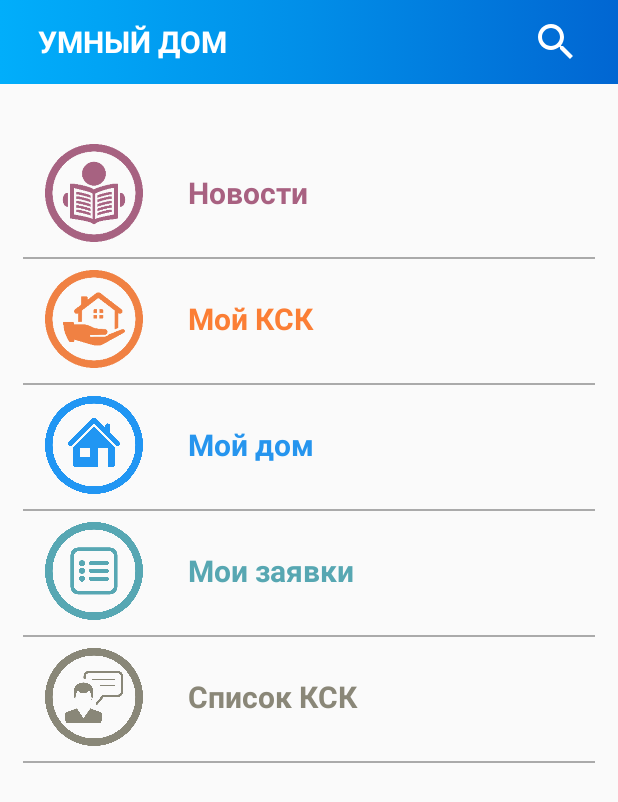
After one commit to damirbaisalov/smart-home-app, an Android app: the MenuActivity screen opened directly, with no data from a screen before it, on a phone screen of 412 x 824 dp. The commit adds this screen. Shown: the top 802 px of the screen. Run offline under Robolectric (Android 15) with nearby library versions, the phone set to English and light mode, and no system bars.

Commit message:
MainActivity + MenuActivity

```diff
--- a/app/src/main/AndroidManifest.xml
+++ b/app/src/main/AndroidManifest.xml
@@ -9,6 +9,7 @@
         android:roundIcon="@mipmap/ic_launcher_round"
         android:supportsRtl="true"
         android:theme="@style/Theme.SmartHomeApp">
+        <activity android:name=".MenuActivity" />
         <activity android:name=".MainActivity">
             <intent-filter>
                 <action android:name="android.intent.action.MAIN" />
--- a/app/src/main/java/kz/bfgroup/smarthomeapp/MainActivity.kt
+++ b/app/src/main/java/kz/bfgroup/smarthomeapp/MainActivity.kt
@@ -1,11 +1,20 @@
 package kz.bfgroup.smarthomeapp
 
+import android.content.Intent
 import androidx.appcompat.app.AppCompatActivity
 import android.os.Bundle
+import android.widget.Button
 
 class MainActivity : AppCompatActivity() {
     override fun onCreate(savedInstanceState: Bundle?) {
         super.onCreate(savedInstanceState)
         setContentView(R.layout.activity_main)
+
+        val startButton : Button = findViewById(R.id.start_button)
+        startButton.setOnClickListener {
+            val intent = Intent(this,MenuActivity::class.java)
+            startActivity(intent)
+            finish()
+        }
     }
 }
--- /dev/null
+++ b/app/src/main/java/kz/bfgroup/smarthomeapp/MenuActivity.kt
@@ -0,0 +1,11 @@
+package kz.bfgroup.smarthomeapp
+
+import androidx.appcompat.app.AppCompatActivity
+import android.os.Bundle
+
+class MenuActivity : AppCompatActivity() {
+    override fun onCreate(savedInstanceState: Bundle?) {
+        super.onCreate(savedInstanceState)
+        setContentView(R.layout.activity_menu)
+    }
+}
--- a/app/src/main/res/drawable/bg_activity_main_circular_button.xml
+++ /dev/null
@@ -1,29 +0,0 @@
-<?xml version="1.0" encoding="utf-8"?>
-
-<selector xmlns:android="http://schemas.android.com/apk/res/android">
-    <item>
-        <layer-list>
-            <item>
-                <shape android:shape="oval">
-                    <gradient
-                        android:startColor="@color/white"
-                        android:endColor="@color/white"
-
-                        android:gradientRadius="31dp"
-                        android:type="radial"
-                        />
-                </shape>
-            </item>
-            <item android:top="4dp" android:left="4dp" android:right="4dp" android:bottom="4dp">
-                <shape android:shape="oval">
-                    <size android:width="55dp"
-                        android:height="55dp"/>
-                    <solid android:color="@color/button_color" />
-                </shape>
-            </item>
-
-
-        </layer-list>
-    </item>
-
-</selector>
--- a/app/src/main/res/drawable/bg_activity_main_round_layout.xml
+++ /dev/null
@@ -1,20 +0,0 @@
-<?xml version="1.0" encoding="utf-8"?>
-<layer-list xmlns:android="http://schemas.android.com/apk/res/android">
-    <item>
-        <shape android:shape="oval">
-            <solid android:color="@color/white"/>
-            <corners android:radius="2dp" />
-        </shape>
-    </item>
-
-    <item
-        android:left="2dp"
-        android:right="2dp"
-        android:top="2dp"
-        android:bottom="2dp">
-        <shape android:shape="oval">
-            <solid android:color="@color/button_color"/>
-            <corners android:radius="2dp" />
-        </shape>
-    </item>
-</layer-list>
--- /dev/null
+++ b/app/src/main/res/drawable/bg_menu_activity_toolbar_gradient.xml
@@ -0,0 +1,14 @@
+<?xml version="1.0" encoding="utf-8"?>
+<selector xmlns:android="http://schemas.android.com/apk/res/android">
+    <item>
+        <shape>
+            <gradient
+                android:angle="0"
+                android:startColor="@color/gradient_start_color"
+                android:centerColor="@color/gradient_center_color"
+                android:endColor="@color/gradient_end_color"
+                android:type="linear"
+                />
+        </shape>
+    </item>
+</selector>
--- a/app/src/main/res/drawable/bg_ripple_effect.xml
+++ b/app/src/main/res/drawable/bg_ripple_effect.xml
@@ -1,5 +1,11 @@
 <?xml version="1.0" encoding="utf-8"?>
 <ripple xmlns:android="http://schemas.android.com/apk/res/android"
-    android:color="@android:color/white">
-
+    xmlns:tools="http://schemas.android.com/tools"
+    android:color="@android:color/darker_gray"
+    tools:targetApi="lollipop">
+    <item android:id="@android:id/mask">
+        <shape android:shape="rectangle">
+            <solid android:color="@android:color/darker_gray" />
+        </shape>
+    </item>
 </ripple>
--- /dev/null
+++ b/app/src/main/res/drawable/ic_search.xml
@@ -0,0 +1,10 @@
+<vector xmlns:android="http://schemas.android.com/apk/res/android"
+    android:width="32dp"
+    android:height="32dp"
+    android:viewportWidth="24"
+    android:viewportHeight="24"
+    android:tint="@color/white">
+  <path
+      android:fillColor="@android:color/white"
+      android:pathData="M15.5,14h-0.79l-0.28,-0.27C15.41,12.59 16,11.11 16,9.5 16,5.91 13.09,3 9.5,3S3,5.91 3,9.5 5.91,16 9.5,16c1.61,0 3.09,-0.59 4.23,-1.57l0.27,0.28v0.79l5,4.99L20.49,19l-4.99,-5zM9.5,14C7.01,14 5,11.99 5,9.5S7.01,5 9.5,5 14,7.01 14,9.5 11.99,14 9.5,14z"/>
+</vector>
--- a/app/src/main/res/layout/activity_main.xml
+++ b/app/src/main/res/layout/activity_main.xml
@@ -40,15 +40,18 @@
             />
 
         <com.sanojpunchihewa.glowbutton.GlowButton
+            android:id="@+id/start_button"
             android:layout_width="wrap_content"
             android:layout_height="wrap_content"
             android:text="НАЧАТЬ"
             android:textColor="@color/white"
             app:glowColor="@color/white"
             app:buttonColor="@color/button_color"
+            app:unpressedGlowSize="8dp"
+            app:pressedGlowSize="13dp"
             android:gravity="center"
             android:paddingVertical="20dp"
-            android:background="@drawable/bg_ripple_effect"
+            android:background="?attr/selectableItemBackgroundBorderless"
             android:textSize="20sp"
             android:textStyle="bold"
             android:paddingHorizontal="30dp"
--- /dev/null
+++ b/app/src/main/res/layout/activity_menu.xml
@@ -0,0 +1,223 @@
+<?xml version="1.0" encoding="utf-8"?>
+<androidx.constraintlayout.widget.ConstraintLayout xmlns:android="http://schemas.android.com/apk/res/android"
+    xmlns:app="http://schemas.android.com/apk/res-auto"
+    xmlns:tools="http://schemas.android.com/tools"
+    android:layout_width="match_parent"
+    android:layout_height="match_parent"
+    tools:context=".MenuActivity">
+
+    <include
+        android:id="@+id/activity_menu_toolbar"
+        layout="@layout/activity_menu_toolbar"
+        />
+
+    <LinearLayout
+        android:layout_width="match_parent"
+        android:layout_height="wrap_content"
+        android:orientation="vertical"
+        android:layout_marginTop="40dp"
+        app:layout_constraintTop_toBottomOf="@id/activity_menu_toolbar"
+        app:layout_constraintStart_toStartOf="parent"
+        app:layout_constraintEnd_toEndOf="parent">
+
+
+        <LinearLayout
+            android:layout_width="match_parent"
+            android:layout_height="wrap_content"
+            android:layout_marginHorizontal="30dp"
+            android:orientation="horizontal">
+
+            <ImageView
+                android:layout_width="65dp"
+                android:layout_height="65dp"
+                android:src="@drawable/logo_news"
+                />
+
+            <TextView
+                android:layout_width="match_parent"
+                android:layout_height="match_parent"
+                android:text="Новости"
+                android:textSize="20sp"
+                android:gravity="center_vertical"
+                android:layout_marginHorizontal="10dp"
+                android:paddingHorizontal="20dp"
+                android:textStyle="bold"
+                android:textColor="@color/news_text_color"
+                android:focusable="true"
+                android:clickable="true"
+                android:background="@drawable/bg_ripple_effect"
+                />
+
+
+        </LinearLayout>
+
+        <View
+            android:layout_width="match_parent"
+            android:layout_height="1dp"
+            android:background="@android:color/darker_gray"
+            android:layout_marginHorizontal="15dp"
+            android:layout_marginTop="10dp"
+            android:layout_marginBottom="7dp"
+            />
+
+        <LinearLayout
+            android:layout_width="match_parent"
+            android:layout_height="wrap_content"
+            android:layout_marginHorizontal="30dp"
+            android:orientation="horizontal">
+
+            <ImageView
+                android:layout_width="65dp"
+                android:layout_height="65dp"
+                android:src="@drawable/logo_my_ksk"
+                />
+
+            <TextView
+                android:layout_width="match_parent"
+                android:layout_height="match_parent"
+                android:text="Мой КСК"
+                android:textSize="20sp"
+                android:gravity="center_vertical"
+                android:layout_marginHorizontal="10dp"
+                android:paddingHorizontal="20dp"
+                android:textStyle="bold"
+                android:textColor="@color/my_ksk_text_color"
+                android:focusable="true"
+                android:clickable="true"
+                android:background="@drawable/bg_ripple_effect"
+                />
+
+
+        </LinearLayout>
+
+        <View
+            android:layout_width="match_parent"
+            android:layout_height="1dp"
+            android:background="@android:color/darker_gray"
+            android:layout_marginHorizontal="15dp"
+            android:layout_marginTop="10dp"
+            android:layout_marginBottom="7dp"
+            />
+
+        <LinearLayout
+            android:layout_width="match_parent"
+            android:layout_height="wrap_content"
+            android:layout_marginHorizontal="30dp"
+            android:orientation="horizontal"
+            >
+
+            <ImageView
+                android:layout_width="65dp"
+                android:layout_height="65dp"
+                android:src="@drawable/logo_my_home_1"
+                />
+
+            <TextView
+                android:layout_width="match_parent"
+                android:layout_height="match_parent"
+                android:text="Мой дом"
+                android:textSize="20sp"
+                android:gravity="center_vertical"
+                android:layout_marginHorizontal="10dp"
+                android:paddingHorizontal="20dp"
+                android:textStyle="bold"
+                android:textColor="@color/my_home_text_color"
+                android:focusable="true"
+                android:clickable="true"
+                android:background="@drawable/bg_ripple_effect"
+                />
+
+
+        </LinearLayout>
+
+        <View
+            android:layout_width="match_parent"
+            android:layout_height="1dp"
+            android:background="@android:color/darker_gray"
+            android:layout_marginHorizontal="15dp"
+            android:layout_marginTop="10dp"
+            android:layout_marginBottom="7dp"
+            />
+
+        <LinearLayout
+            android:layout_width="match_parent"
+            android:layout_height="wrap_content"
+            android:layout_marginHorizontal="30dp"
+            android:orientation="horizontal">
+
+            <ImageView
+                android:layout_width="65dp"
+                android:layout_height="65dp"
+                android:src="@drawable/logo_my_requests"
+                />
+
+            <TextView
+                android:layout_width="match_parent"
+                android:layout_height="match_parent"
+                android:text="Мои заявки"
+                android:textSize="20sp"
+                android:gravity="center_vertical"
+                android:layout_marginHorizontal="10dp"
+                android:paddingHorizontal="20dp"
+                android:textStyle="bold"
+                android:textColor="@color/my_requests_text_color"
+                android:focusable="true"
+                android:clickable="true"
+                android:background="@drawable/bg_ripple_effect"
+                />
+
+
+        </LinearLayout>
+
+        <View
+            android:layout_width="match_parent"
+            android:layout_height="1dp"
+            android:background="@android:color/darker_gray"
+            android:layout_marginHorizontal="15dp"
+            android:layout_marginTop="10dp"
+            android:layout_marginBottom="7dp"
+            />
+
+        <LinearLayout
+            android:layout_width="match_parent"
+            android:layout_height="wrap_content"
+            android:layout_marginHorizontal="30dp"
+            android:orientation="horizontal">
+
+            <ImageView
+                android:layout_width="65dp"
+                android:layout_height="65dp"
+                android:src="@drawable/logo_ksk_list"
+                />
+
+            <TextView
+                android:layout_width="match_parent"
+                android:layout_height="match_parent"
+                android:text="Список КСК"
+                android:textSize="20sp"
+                android:gravity="center_vertical"
+                android:layout_marginHorizontal="10dp"
+                android:paddingHorizontal="20dp"
+                android:textStyle="bold"
+                android:textColor="@color/ksk_list_text_color"
+                android:focusable="true"
+                android:clickable="true"
+                android:background="@drawable/bg_ripple_effect"
+                />
+
+
+        </LinearLayout>
+
+        <View
+            android:layout_width="match_parent"
+            android:layout_height="1dp"
+            android:background="@android:color/darker_gray"
+            android:layout_marginHorizontal="15dp"
+            android:layout_marginTop="10dp"
+            android:layout_marginBottom="7dp"
+            />
+
+    </LinearLayout>
+
+
+</androidx.constraintlayout.widget.ConstraintLayout>
--- /dev/null
+++ b/app/src/main/res/layout/activity_menu_toolbar.xml
@@ -0,0 +1,33 @@
+<?xml version="1.0" encoding="utf-8"?>
+<androidx.appcompat.widget.Toolbar xmlns:android="http://schemas.android.com/apk/res/android"
+    android:layout_width="match_parent"
+    android:layout_height="wrap_content"
+    android:background="@drawable/bg_menu_activity_toolbar_gradient">
+
+    <TextView
+        android:layout_width="wrap_content"
+        android:layout_height="wrap_content"
+        android:text="УМНЫЙ ДОМ"
+        android:textColor="@color/white"
+        android:textSize="20sp"
+        android:textStyle="bold"
+        android:layout_marginStart="25dp"/>
+
+    <LinearLayout
+        android:layout_width="match_parent"
+        android:layout_height="wrap_content"
+        android:gravity="end">
+
+        <ImageButton
+            android:layout_width="wrap_content"
+            android:layout_height="wrap_content"
+            android:src="@drawable/ic_search"
+            android:background="@drawable/bg_ripple_effect"
+            android:layout_marginEnd="15dp"
+            android:padding="10dp"
+            />
+
+    </LinearLayout>
+
+
+</androidx.appcompat.widget.Toolbar>
--- a/app/src/main/res/values/colors.xml
+++ b/app/src/main/res/values/colors.xml
@@ -12,4 +12,9 @@
     <color name="gradient_start_color">#01AEFB</color>
     <color name="gradient_center_color">#018EE8</color>
     <color name="button_color">#0C90FF</color>
+    <color name="news_text_color">#A86181</color>
+    <color name="my_ksk_text_color">#FB7E35</color>
+    <color name="my_home_text_color">#2695EE</color>
+    <color name="my_requests_text_color">#57A7B2</color>
+    <color name="ksk_list_text_color">#8A8778</color>
 </resources>
--- a/app/src/main/res/values/themes.xml
+++ b/app/src/main/res/values/themes.xml
@@ -2,8 +2,8 @@
     <!-- Base application theme. -->
     <style name="Theme.SmartHomeApp" parent="Theme.AppCompat.DayNight.NoActionBar">
         <!-- Primary brand color. -->
-        <item name="colorPrimary">@color/gradient_start_color</item>
-        <item name="colorPrimaryVariant">@color/gradient_start_color</item>
+        <item name="colorPrimary">@color/gradient_center_color</item>
+        <item name="colorPrimaryVariant">@color/gradient_center_color</item>
         <item name="colorOnPrimary">@color/white</item>
         <!-- Secondary brand color. -->
         <item name="colorSecondary">@color/teal_200</item>
```
Also changed, not shown: app/src/main/res/drawable/logo_ksk_list.png (added), app/src/main/res/drawable/logo_my_home_1.png (added), app/src/main/res/drawable/logo_my_ksk.png (added), app/src/main/res/drawable/logo_my_requests.png (added), app/src/main/res/drawable/logo_news.png (added).
